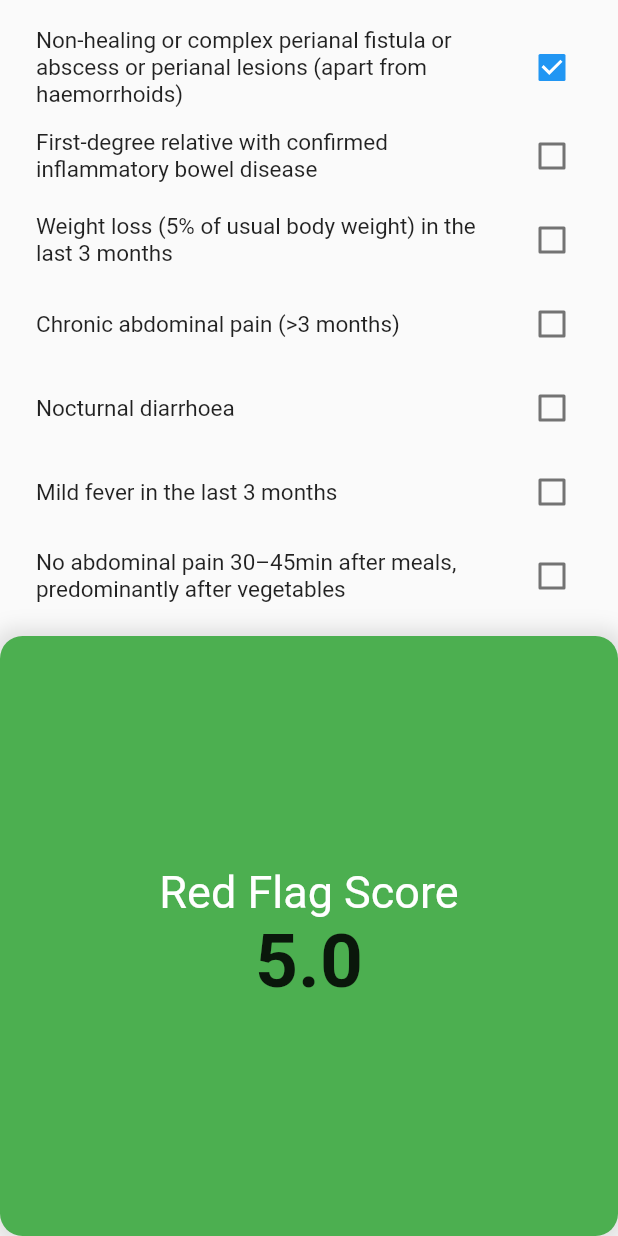
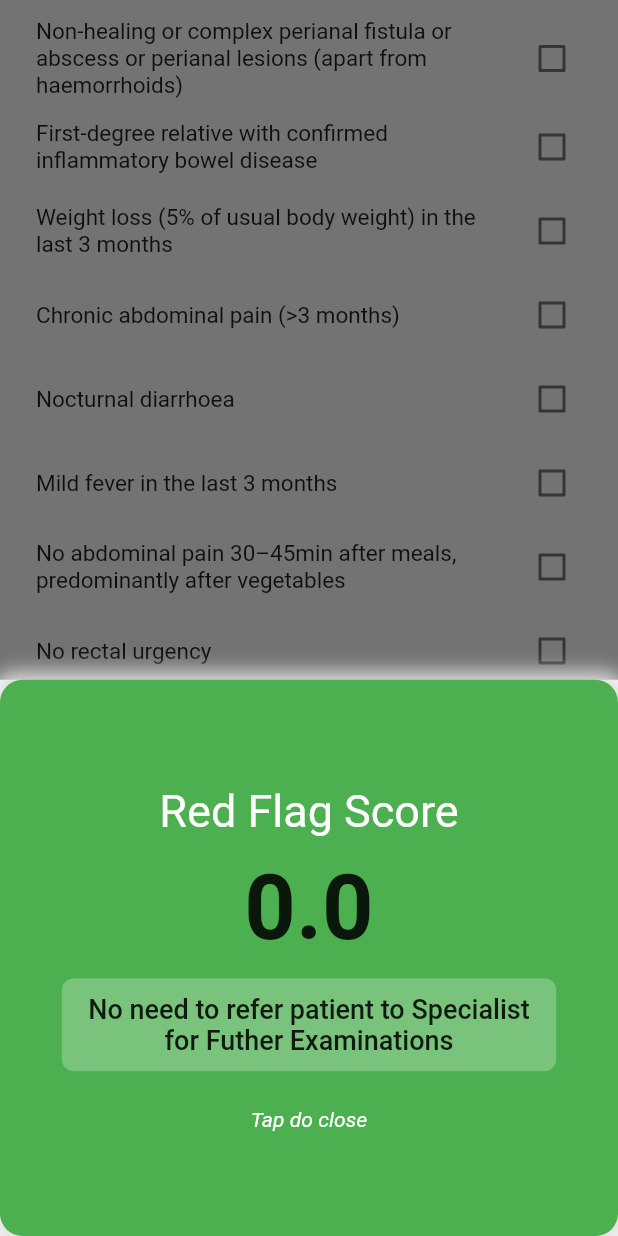
Before and after one commit to rogerio410/ecrohn, a Flutter app: the RedFlagScore widget shown alone on an empty page, opened directly, after a tap on "Compute Score", on a phone screen of 412 x 824 dp. Run offline on Flutter 3.47's test engine with Material 2 defaults, Android fonts, the phone set to English and light mode, and no system bars.

Commit message:
Weight calc and Msg for score result

```diff
--- a/lib/widgets/tabs_content.dart
+++ b/lib/widgets/tabs_content.dart
@@ -1,5 +1,3 @@
-import 'dart:ffi';
-
 import 'package:flutter/material.dart';
 
 class RedFlagScore extends StatefulWidget {
@@ -10,8 +8,6 @@ class RedFlagScore extends StatefulWidget {
 }
 
 class RedFlagScoreState extends State<RedFlagScore> {
-  var _resultColor;
-
   @override
   Widget build(BuildContext context) {
     return SingleChildScrollView(
@@ -21,15 +17,8 @@ class RedFlagScoreState extends State<RedFlagScore> {
         child: Center(
           child: Column(
             children: <Widget>[
-              // Text(
-              //   'Red Flag Score Questions',
-              //   style: TextStyle(
-              //     color: Colors.red,
-              //     fontSize: 18,
-              //   ),
-              // ),
               SizedBox(
-                height: 6,
+                height: 0,
               ),
               Column(
                 children: questions.map((question) {
@@ -38,6 +27,29 @@ class RedFlagScoreState extends State<RedFlagScore> {
                     onChanged: (value) {
                       setState(() {
                         question.checked = value;
+
+                        if (question.order == 3 && question.checked) {
+                          showDialog(
+                            context: context,
+                            builder: (BuildContext context) =>
+                                WeightLossDialog(),
+                          ).then((percentual) {
+                            final p = percentual.toStringAsFixed(1);
+                            if (percentual < 5) {
+                              setState(() {
+                                question.checked = false;
+                              });
+                            }
+                            final _msg = "Weight lost: $p %";
+                            final _snack = SnackBar(
+                              duration: Duration(seconds: 10),
+                              content: Text(_msg),
+                              action:
+                                  SnackBarAction(label: "Ok", onPressed: () {}),
+                            );
+                            Scaffold.of(context).showSnackBar(_snack);
+                          });
+                        }
                       });
                     },
                     title: Text(
@@ -50,52 +62,18 @@ class RedFlagScoreState extends State<RedFlagScore> {
                 }).toList(),
               ),
               SizedBox(
-                height: 6,
+                height: 12,
               ),
               SizedBox(
                 width: double.infinity,
                 child: RaisedButton(
                   onPressed: () {
                     var score = Question.score(questions);
-                    _resultColor = score >= 8 ? Colors.red : Colors.green;
-                    showBottomSheet(
-                        context: context,
-                        builder: (context) {
-                          return GestureDetector(
-                            onTap: () => Navigator.of(context).pop(),
-                            child: Container(
-                              height: 400,
-                              width: double.infinity,
-                              decoration: BoxDecoration(
-                                  color: _resultColor,
-                                  borderRadius:
-                                      BorderRadius.all(Radius.circular(15)),
-                                  boxShadow: [
-                                    BoxShadow(
-                                        blurRadius: 10,
-                                        color: Colors.grey[300],
-                                        spreadRadius: 5)
-                                  ]),
-                              child: Column(
-                                mainAxisAlignment: MainAxisAlignment.center,
-                                children: <Widget>[
-                                  Text(
-                                    'Red Flag Score',
-                                    style: TextStyle(
-                                        fontSize: 30, color: Colors.white),
-                                  ),
-                                  Text(
-                                    score.toString(),
-                                    style: TextStyle(
-                                      fontSize: 50,
-                                      fontWeight: FontWeight.bold,
-                                    ),
-                                  ),
-                                ],
-                              ),
-                            ),
-                          );
-                        });
+                    showModalBottomSheet(
+                      context: context,
+                      builder: (context) =>
+                          ScoreResultBottomSheet(score: score),
+                    );
                   },
                   child: Row(
                     mainAxisAlignment: MainAxisAlignment.center,
@@ -125,11 +103,187 @@ class RedFlagScoreState extends State<RedFlagScore> {
   }
 }
 
+class ScoreResultBottomSheet extends StatefulWidget {
+  final double score;
+
+  ScoreResultBottomSheet({Key key, this.score}) : super(key: key);
+
+  @override
+  _ScoreResultBottomSheetState createState() =>
+      _ScoreResultBottomSheetState(this.score);
+}
+
+class _ScoreResultBottomSheetState extends State<ScoreResultBottomSheet> {
+  final score;
+
+  _ScoreResultBottomSheetState(this.score);
+
+  @override
+  Widget build(BuildContext context) {
+    var _resultColor = Colors.green;
+    var _resultText =
+        'No need to refer patient to Specialist for Futher Examinations';
+
+    if (score >= 8) {
+      _resultColor = Colors.red;
+      _resultText =
+          'Refer the patient to Complementary Examinations Specialist';
+    }
+
+    return FractionallySizedBox(
+      heightFactor: 0.8,
+      child: GestureDetector(
+        onTap: () => Navigator.of(context).pop(),
+        child: Container(
+          width: double.infinity,
+          decoration: BoxDecoration(
+              color: _resultColor,
+              borderRadius: BorderRadius.all(Radius.circular(15)),
+              boxShadow: [
+                BoxShadow(
+                    blurRadius: 10, color: Colors.grey[300], spreadRadius: 5)
+              ]),
+          child: Column(
+            mainAxisAlignment: MainAxisAlignment.center,
+            children: <Widget>[
+              Text(
+                'Red Flag Score',
+                style: TextStyle(
+                  fontSize: 30,
+                  color: Colors.white,
+                ),
+              ),
+              SizedBox(
+                height: 12.0,
+              ),
+              Text(
+                score.toString(),
+                style: TextStyle(
+                  fontSize: 60,
+                  fontWeight: FontWeight.bold,
+                ),
+              ),
+              SizedBox(
+                height: 12.0,
+              ),
+              FractionallySizedBox(
+                widthFactor: 0.8,
+                child: Container(
+                  padding: EdgeInsets.symmetric(
+                    vertical: 10,
+                    horizontal: 10,
+                  ),
+                  decoration: BoxDecoration(
+                    color: Colors.white.withOpacity(0.25),
+                    borderRadius: BorderRadius.all(Radius.circular(8)),
+                    boxShadow: [
+                      BoxShadow(
+                          blurRadius: 6, color: _resultColor, spreadRadius: 3)
+                    ],
+                  ),
+                  child: Text(
+                    _resultText,
+                    style: TextStyle(
+                      fontSize: 18,
+                      fontWeight: FontWeight.w500,
+                    ),
+                    textAlign: TextAlign.center,
+                  ),
+                ),
+              ),
+              SizedBox(
+                height: 24.0,
+              ),
+              Text(
+                'Tap do close',
+                style: TextStyle(
+                  color: Colors.white,
+                  fontStyle: FontStyle.italic,
+                ),
+              )
+            ],
+          ),
+        ),
+      ),
+    );
+  }
+}
+
+class WeightLossDialog extends StatefulWidget {
+  WeightLossDialog({Key key}) : super(key: key);
+
+  @override
+  _WeightLossDialogState createState() => _WeightLossDialogState();
+}
+
+class _WeightLossDialogState extends State<WeightLossDialog> {
+  final startWeightController = TextEditingController();
+  final endWeightController = TextEditingController();
+
+  @override
+  void dispose() {
+    super.dispose();
+    startWeightController.dispose();
+  }
+
+  @override
+  Widget build(BuildContext context) {
+    return SimpleDialog(
+      titlePadding: EdgeInsets.all(10),
+      contentPadding: EdgeInsets.all(16),
+      title: Text(
+        'Check Weight Loss',
+        textAlign: TextAlign.center,
+      ),
+      children: <Widget>[
+        TextField(
+          autofocus: true,
+          controller: startWeightController,
+          keyboardType: TextInputType.number,
+          decoration: InputDecoration(
+              labelText: 'Starting weight (3 months ago)', hintText: 'eg. 80'),
+        ),
+        TextField(
+          autofocus: true,
+          controller: endWeightController,
+          keyboardType: TextInputType.number,
+          decoration:
+              InputDecoration(labelText: 'Current weight', hintText: 'eg. 70'),
+        ),
+        Row(
+          mainAxisAlignment: MainAxisAlignment.end,
+          children: <Widget>[
+            RaisedButton(
+              onPressed: () {
+                Navigator.of(context).pop(0.0);
+              },
+              child: Text('Cancel'),
+            ),
+            SizedBox(
+              width: 12,
+            ),
+            RaisedButton(
+              onPressed: () {
+                var startW = double.parse(startWeightController.text);
+                var endW = double.parse(endWeightController.text);
+                final lostPercent = (startW - endW) / startW;
+                Navigator.of(context).pop(lostPercent * 100);
+              },
+              child: Text('Ok'),
+            ),
+          ],
+        )
+      ],
+    );
+  }
+}
+
 class Question {
-  Question({this.title, this.weight, this.checked = false});
+  Question({this.order = 0, this.title, this.weight, this.checked = false});
 
   final title;
   final weight;
+  final order;
   bool checked;
 
   static double score(List<Question> questions) {
@@ -150,13 +304,13 @@ List<Question> questions = <Question>[
     title:
         'Non-healing or complex perianal fistula or abscess or perianal lesions (apart from haemorrhoids)',
     weight: 5,
-    checked: true,
   ),
   Question(
     title: 'First-degree relative with confirmed inflammatory bowel disease',
     weight: 4,
   ),
   Question(
+    order: 3,
     title: 'Weight loss (5% of usual body weight) in the last 3 months',
     weight: 3,
   ),
```
Also changed, not shown: 5 other files.
